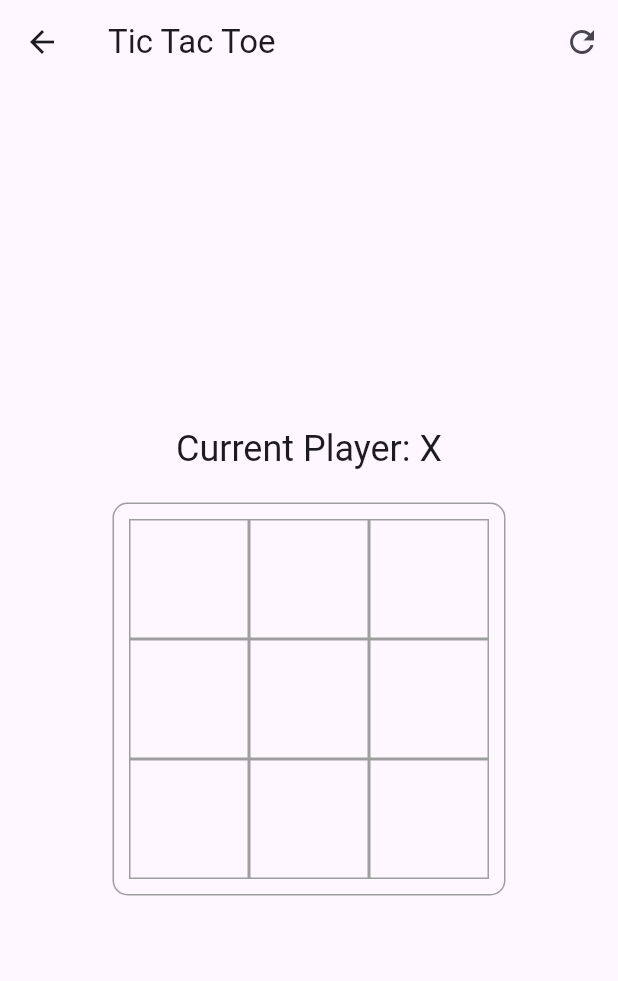
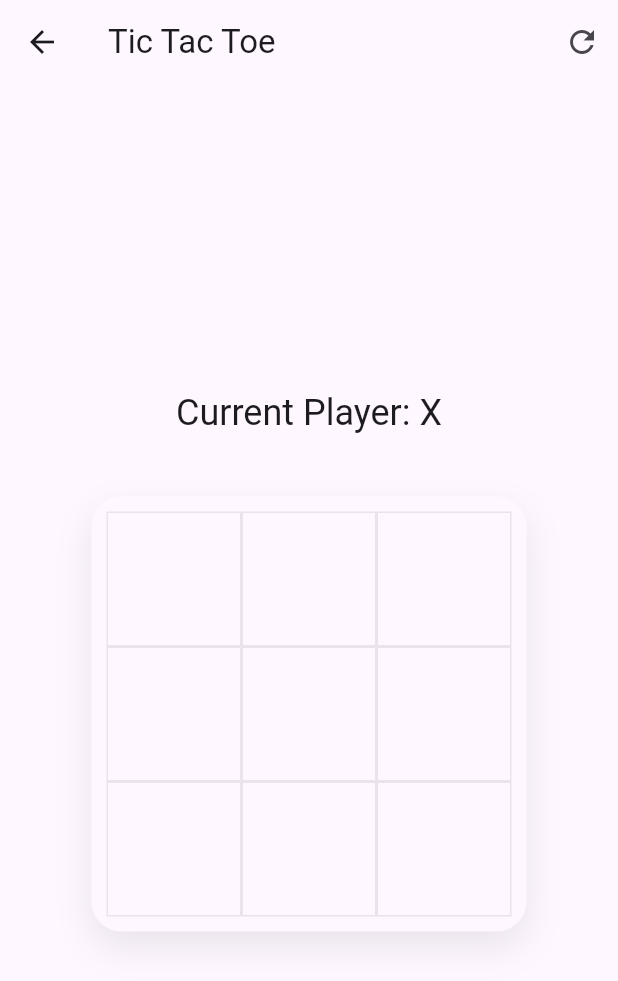
Before and after one commit to RekanAnwar/tic_tac_toc_game, a Flutter app: the GamePage screen opened by its route, on a phone screen of 412 x 824 dp. Shown: the top 981 px of the screen. Run offline on Flutter 3.47's test engine with Material 3 defaults, Android fonts, the phone set to English and light mode, and no system bars; our stand-ins replace equatable, firebase_auth, firebase_core, flutter_riverpod; accounts and stored records are empty.

Commit message:
Refactor game logic to include winning line tracking
- Updated the `_checkWinner` method in `GameController` to return both the winner and the winning line coordinates.
- Modified the `GameModel` to include a new property `winningLine` for tracking the winning cells.
- Adjusted the `GamePage` UI to highlight winning cells based on the new `winningLine` data.

This commit enhances the game's functionality by providing visual feedback for winning moves.

```diff
--- a/lib/views/game/game_page.dart
+++ b/lib/views/game/game_page.dart
@@ -1,7 +1,8 @@
 import 'package:flutter/material.dart';
 import 'package:flutter_riverpod/flutter_riverpod.dart';
 import 'package:tic_tac_toc_game/controllers/game_controller.dart';
-import 'package:tic_tac_toc_game/models/game_model.dart';
+import 'package:tic_tac_toc_game/extensions/context_extension.dart';
+import 'package:tic_tac_toc_game/views/game/widgets/game_cell.dart';
 
 class GamePage extends ConsumerWidget {
   const GamePage({super.key});
@@ -21,24 +22,52 @@ class GamePage extends ConsumerWidget {
           ),
         ],
       ),
-      body: Column(
+      body: DecoratedBox(
+        decoration: BoxDecoration(
+          gradient: LinearGradient(
+            begin: Alignment.topLeft,
+            end: Alignment.bottomRight,
+            colors: [
+              Theme.of(context).colorScheme.surface,
+              Theme.of(context).colorScheme.surface,
+            ],
+          ),
+        ),
+        child: Column(
           mainAxisAlignment: MainAxisAlignment.center,
           children: [
-          Text(
+            AnimatedSwitcher(
+              duration: const Duration(milliseconds: 300),
+              child: Text(
                 gameState.gameOver
                     ? gameState.winner != null
                         ? 'Winner: ${gameState.winner.toString().split('.').last}'
                         : 'Draw!'
                     : 'Current Player: ${gameState.currentPlayer.toString().split('.').last}',
-            style: Theme.of(context).textTheme.headlineSmall,
+                key: ValueKey(gameState.gameOver),
+                style: Theme.of(context).textTheme.headlineSmall?.copyWith(
+                      color: gameState.gameOver
+                          ? gameState.winner != null
+                              ? context.primary
+                              : null
+                          : null,
                     ),
-          const SizedBox(height: 20),
+              ),
+            ),
+            const SizedBox(height: 40),
             Center(
               child: Container(
                 padding: const EdgeInsets.all(10),
                 decoration: BoxDecoration(
-                border: Border.all(color: Colors.grey),
-                borderRadius: BorderRadius.circular(10),
+                  color: Theme.of(context).colorScheme.surface,
+                  borderRadius: BorderRadius.circular(20),
+                  boxShadow: [
+                    BoxShadow(
+                      color: context.grey100,
+                      blurRadius: 20,
+                      offset: const Offset(0, 10),
+                    ),
+                  ],
                 ),
                 child: Column(
                   mainAxisSize: MainAxisSize.min,
@@ -48,23 +77,14 @@ class GamePage extends ConsumerWidget {
                       mainAxisSize: MainAxisSize.min,
                       children: List.generate(
                         3,
-                      (col) => GestureDetector(
+                        (col) => GameCell(
+                          player: gameState.board[row][col],
                           onTap: () => ref
                               .read(gameControllerProvider.notifier)
                               .makeMove(row, col),
-                        child: Container(
-                          width: 80,
-                          height: 80,
-                          decoration: BoxDecoration(
-                            border: Border.all(color: Colors.grey),
-                          ),
-                          child: Center(
-                            child: Text(
-                              _getPlayerSymbol(gameState.board[row][col]),
-                              style: const TextStyle(fontSize: 40),
-                            ),
-                          ),
-                        ),
+                          isWinningCell: gameState.winningLine?.any(
+                                  (cell) => cell[0] == row && cell[1] == col) ??
+                              false,
                         ),
                       ),
                     ),
@@ -74,17 +94,7 @@ class GamePage extends ConsumerWidget {
             ),
           ],
         ),
+      ),
     );
   }
-
-  String _getPlayerSymbol(Player player) {
-    switch (player) {
-      case Player.X:
-        return 'X';
-      case Player.O:
-        return 'O';
-      case Player.none:
-        return '';
 }
-  }
-}
--- /dev/null
+++ b/lib/views/game/widgets/game_cell.dart
@@ -0,0 +1,40 @@
+import 'package:flutter/material.dart';
+import 'package:tic_tac_toc_game/extensions/context_extension.dart';
+import 'package:tic_tac_toc_game/models/game_model.dart';
+import 'package:tic_tac_toc_game/views/game/widgets/animated_game_symbol.dart';
+
+class GameCell extends StatelessWidget {
+  const GameCell({
+    super.key,
+    required this.player,
+    required this.onTap,
+    this.isWinningCell = false,
+  });
+
+  final Player player;
+  final VoidCallback onTap;
+  final bool isWinningCell;
+
+  @override
+  Widget build(BuildContext context) {
+    return GestureDetector(
+      onTap: onTap,
+      child: Container(
+        width: 90,
+        height: 90,
+        decoration: BoxDecoration(
+          color: isWinningCell ? context.primary.setOpacity(0.1) : null,
+          border: Border.all(
+            color: context.grey100,
+          ),
+        ),
+        child: Center(
+          child: AnimatedGameSymbol(
+            player: player,
+            size: 50,
+          ),
+        ),
+      ),
+    );
+  }
+}
```
Also changed, not shown: lib/controllers/game_controller.dart (+36 -7 lines), lib/extensions/context_extension.dart (added, +127 -0 lines), lib/models/game_model.dart (+6 -1 lines), lib/views/game/widgets/animated_game_symbol.dart (added, +124 -0 lines). Lines whose indentation alone changed are shown as unchanged.
